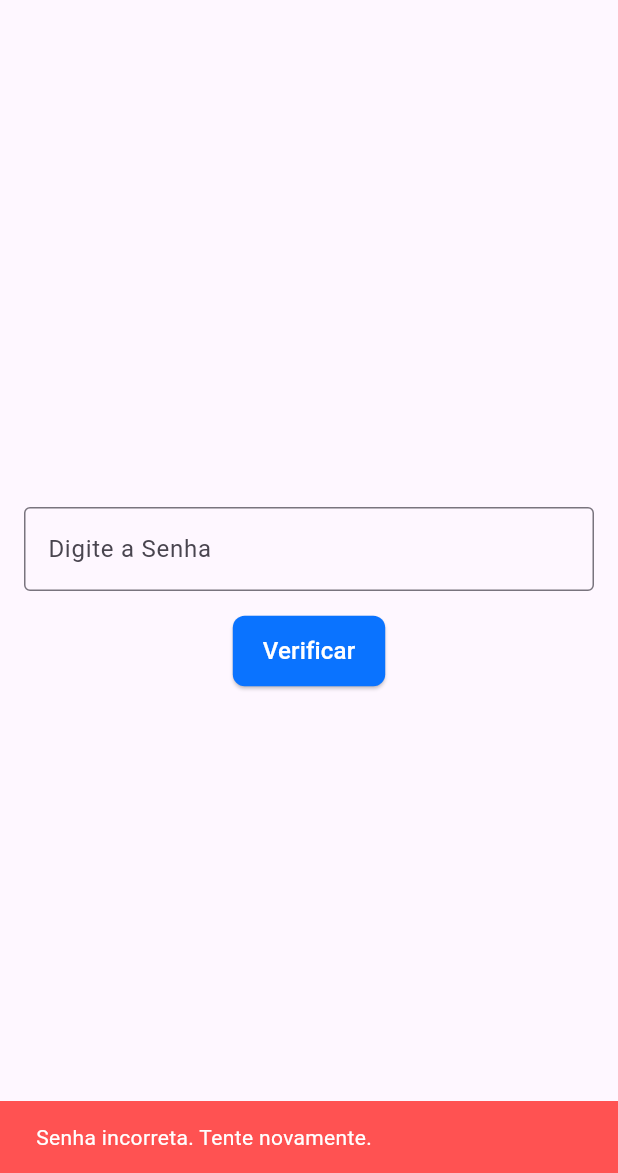
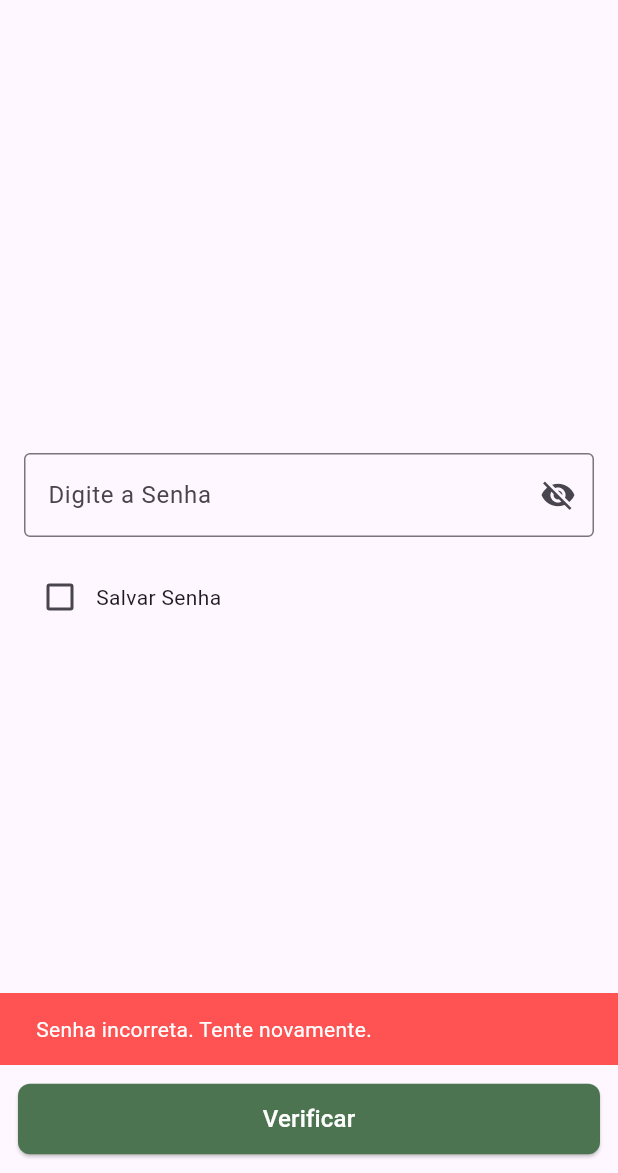
Before and after one commit to jjullimayanne/Flutter_MASTG_Hacking_Playground, a Flutter app: the PasswordScreen screen opened by its route, after a tap on "Verificar", on a phone screen of 412 x 824 dp, the part 63-1236 px from its top. Run offline on Flutter 3.47's test engine with Material 3 defaults, Android fonts, the light colour scheme and no system bars; our stand-ins replace shared_preferences; accounts and stored records are empty.

Commit message:
feat: add oneChallenge

```diff
--- a/lib/core/design_system/colors/app_colors.dart
+++ b/lib/core/design_system/colors/app_colors.dart
@@ -1,12 +1,12 @@
 import 'package:flutter/material.dart';
 
 class AppColors {
-  static const Color primary = Color(0xFF0A73FF); // Azul principal
-  static const Color primaryDark = Color(0xFF004AAD); // Azul escuro
-  static const Color accent = Color(0xFFFFC107); // Amarelo (destaque)
-  static const Color error = Color(0xFFFF5252); // Vermelho (erro)
-  static const Color success = Color(0xFF4CAF50); // Verde (sucesso)
-  static const Color scaffoldBackground = Color(0xFFF5F5F5); // Fundo claro
-  static const Color textPrimary = Color(0xFF212121); // Texto principal
-  static const Color textSecondary = Color(0xFF757575); // Texto secundário
+  static const Color primary = Color.fromARGB(255, 77, 116, 80);
+  static const Color primaryDark = Color(0xFF004AAD);
+  static const Color accent = Color(0xFFFFC107);
+  static const Color error = Color(0xFFFF5252);
+  static const Color success = Color(0xFF4CAF50);
+  static const Color scaffoldBackground = Color(0xFFF5F5F5);
+  static const Color textPrimary = Color(0xFF212121);
+  static const Color textSecondary = Color(0xFF757575);
 }
--- a/lib/features/challenges/challangeOne/core/utils/integrity_checker.dart
+++ b/lib/features/challenges/challangeOne/core/utils/integrity_checker.dart
@@ -6,7 +6,7 @@ class IntegrityChecker {
   }
 
   static void checkAppIntegrity() {
-    const String expectedHash = "abc123"; // Simulação de hash
+    const String expectedHash = "abc123";
     if ("abc123" != expectedHash) {
       throw Exception("App integrity check failed!");
     }
--- a/lib/features/challenges/challangeOne/domain/repositories/password_repository.dart
+++ b/lib/features/challenges/challangeOne/domain/repositories/password_repository.dart
@@ -1,5 +1,16 @@
-import 'package:flutter_uncrackable/features/challenges/challangeOne/domain/entities/password_result_entity.dart';
+import 'package:shared_preferences/shared_preferences.dart';
 
-abstract class PasswordRepository {
-  PasswordResult validatePassword(String password);
+class PasswordRepository {
+  final SharedPreferences _prefs;
+
+  PasswordRepository(this._prefs);
+
+  Future<void> savePassword(String password) async {
+    await _prefs.setString(
+        'user_password', password); // Armazenando a senha de forma insegura
+  }
+
+  String? getStoredPassword() {
+    return _prefs.getString('user_password'); // Recuperando a senha armazenada
+  }
 }
--- a/lib/features/challenges/challangeOne/presentation/screens/password_screen.dart
+++ b/lib/features/challenges/challangeOne/presentation/screens/password_screen.dart
@@ -1,7 +1,10 @@
 import 'package:flutter/material.dart';
 import 'package:flutter_uncrackable/core/design_system/components/buttons/app_button.dart';
 import 'package:flutter_uncrackable/core/design_system/components/snackbar/app_snackbar.dart';
+import 'package:flutter_uncrackable/features/challenges/challangeOne/data/repositories/password_repository_impl.dart';
+import 'package:flutter_uncrackable/features/challenges/challangeOne/usecases/save_password_usecase.dart';
 import 'package:flutter_uncrackable/features/challenges/challangeOne/usecases/validate_password_usecase.dart';
+import 'package:shared_preferences/shared_preferences.dart';
 
 import '../viewmodels/password_viewmodel.dart';
 
@@ -15,14 +18,24 @@ class PasswordScreen extends StatefulWidget {
 class _PasswordScreenState extends State<PasswordScreen> {
   final _controller = TextEditingController();
   late final PasswordViewModel _viewModel;
+  late final SavePasswordUseCase _savePasswordUseCase;
+  bool _isPasswordVisible = false;
+  bool _savePassword = false;
 
   @override
   void initState() {
     super.initState();
     _viewModel = PasswordViewModel(ValidatePasswordUseCase());
+    _initializeUseCase();
   }
 
-  void _onSubmit() {
+  void _initializeUseCase() async {
+    SharedPreferences prefs = await SharedPreferences.getInstance();
+    final passwordRepository = PasswordRepositoryImpl(prefs);
+    _savePasswordUseCase = SavePasswordUseCase(passwordRepository);
+  }
+
+  void _onSubmit() async {
     final input = _controller.text;
     final resultMessage = _viewModel.validatePassword(input);
 
@@ -31,6 +44,15 @@ class _PasswordScreenState extends State<PasswordScreen> {
       resultMessage,
       isError: resultMessage.contains("incorreta"),
     );
+
+    if (_savePassword) {
+      await _savePasswordUseCase.execute(input);
+      AppSnackbar.show(
+        context,
+        'Senha salva com sucesso!',
+        isError: false,
+      );
+    }
   }
 
   @override
@@ -44,17 +66,46 @@ class _PasswordScreenState extends State<PasswordScreen> {
           children: [
             TextField(
               controller: _controller,
-              decoration: const InputDecoration(
+              obscureText: !_isPasswordVisible,
+              decoration: InputDecoration(
                 labelText: 'Digite a Senha',
-                border: OutlineInputBorder(),
+                border: const OutlineInputBorder(),
+                suffixIcon: IconButton(
+                  icon: Icon(
+                    _isPasswordVisible
+                        ? Icons.visibility
+                        : Icons.visibility_off,
+                  ),
+                  onPressed: () {
+                    setState(() {
+                      _isPasswordVisible = !_isPasswordVisible;
+                    });
+                  },
+                ),
               ),
             ),
             const SizedBox(height: 16),
-            AppButton(
-              label: "Verificar",
-              onPressed: _onSubmit,
+            Row(
+              children: [
+                Checkbox(
+                  value: _savePassword,
+                  onChanged: (bool? value) {
+                    setState(() {
+                      _savePassword = value!;
+                    });
+                  },
+                ),
+                const Text('Salvar Senha'),
+              ],
             ),
           ],
+        ),
+      ),
+      bottomNavigationBar: Padding(
+        padding: const EdgeInsets.all(12.0),
+        child: AppButton(
+          label: "Verificar",
+          onPressed: _onSubmit,
         ),
       ),
     );
--- /dev/null
+++ b/lib/features/challenges/challangeOne/usecases/save_password_usecase.dart
@@ -0,0 +1,13 @@
+import 'package:flutter_uncrackable/features/challenges/challangeOne/domain/repositories/password_repository.dart';
+
+
+class SavePasswordUseCase {
+  final PasswordRepository _passwordRepository;
+
+  SavePasswordUseCase(this._passwordRepository);
+
+  Future<void> execute(String password) async {
+    await _passwordRepository
+        .savePassword(password);
+  }
+}
```
Also changed, not shown: lib/core/share_preferences/shared_preferences.dart (added, +7 -0 lines), lib/features/challenges/challangeOne/data/repositories/password_repository_impl.dart (+13 -14 lines), pubspec.yaml (+4 -68 lines), pubspec.lock, 11 other files.
